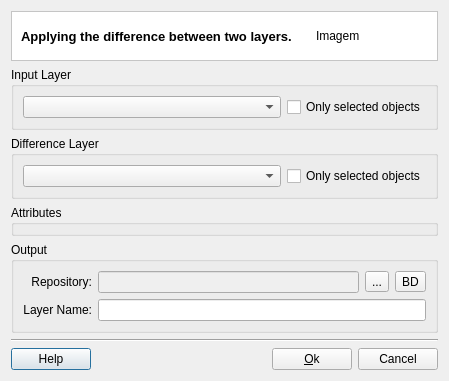
Above: src/terralib/vp/qt/ui/DifferenceDialogForm.ui from claudiobogossian/terralib5 before the change. Below: the same form after it.
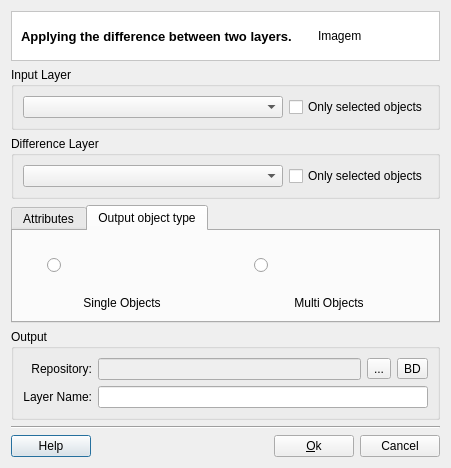
That is the form after the change. Custom widgets are drawn as their Qt base class.

Commit message: Difference Operation - Single Object/Multi Object

Diff of the .ui file:
```diff
--- a/src/terralib/vp/qt/ui/DifferenceDialogForm.ui
+++ b/src/terralib/vp/qt/ui/DifferenceDialogForm.ui
@@ -6,14 +6,16 @@
    <rect>
     <x>0</x>
     <y>0</y>
-    <width>449</width>
-    <height>360</height>
+    <width>451</width>
+    <height>458</height>
    </rect>
   </property>
   <property name="windowTitle">
    <string>Difference</string>
   </property>
-  <layout class="QGridLayout" name="gridLayout_13">
+  <layout class="QGridLayout" name="gridLayout_15">
+   <item row="0" column="0">
+    <layout class="QGridLayout" name="gridLayout_14">
    <item row="0" column="0">
     <widget class="QFrame" name="frame_2">
      <property name="styleSheet">
@@ -124,10 +126,156 @@
     </widget>
    </item>
    <item row="3" column="0">
-    <widget class="QGroupBox" name="m_attributesGroupBox">
-     <property name="title">
+      <widget class="QTabWidget" name="m_specificParamsTabWidget">
+       <property name="currentIndex">
+        <number>1</number>
+       </property>
+       <widget class="QWidget" name="tab">
+        <attribute name="title">
       <string>Attributes</string>
-     </property>
+        </attribute>
+       </widget>
+       <widget class="QWidget" name="tab_2">
+        <attribute name="title">
+         <string>Output object type</string>
+        </attribute>
+        <layout class="QGridLayout" name="gridLayout_13">
+         <item row="0" column="0">
+          <layout class="QGridLayout" name="gridLayout_6">
+           <item row="0" column="5">
+            <spacer name="horizontalSpacer_4">
+             <property name="orientation">
+              <enum>Qt::Horizontal</enum>
+             </property>
+             <property name="sizeHint" stdset="0">
+              <size>
+               <width>40</width>
+               <height>20</height>
+              </size>
+             </property>
+            </spacer>
+           </item>
+           <item row="0" column="0">
+            <spacer name="horizontalSpacer">
+             <property name="orientation">
+              <enum>Qt::Horizontal</enum>
+             </property>
+             <property name="sizeHint" stdset="0">
+              <size>
+               <width>40</width>
+               <height>20</height>
+              </size>
+             </property>
+            </spacer>
+           </item>
+           <item row="0" column="2">
+            <spacer name="horizontalSpacer_3">
+             <property name="orientation">
+              <enum>Qt::Horizontal</enum>
+             </property>
+             <property name="sizeHint" stdset="0">
+              <size>
+               <width>40</width>
+               <height>20</height>
+              </size>
+             </property>
+            </spacer>
+           </item>
+           <item row="0" column="1">
+            <widget class="QRadioButton" name="m_singleRadioButton">
+             <property name="minimumSize">
+              <size>
+               <width>150</width>
+               <height>50</height>
+              </size>
+             </property>
+             <property name="text">
+              <string/>
+             </property>
+            </widget>
+           </item>
+           <item row="1" column="4">
+            <widget class="QLabel" name="m_multiLabel">
+             <property name="text">
+              <string>Multi Objects</string>
+             </property>
+             <property name="alignment">
+              <set>Qt::AlignCenter</set>
+             </property>
+            </widget>
+           </item>
+           <item row="0" column="4">
+            <widget class="QRadioButton" name="m_multiRadioButton">
+             <property name="minimumSize">
+              <size>
+               <width>150</width>
+               <height>50</height>
+              </size>
+             </property>
+             <property name="text">
+              <string/>
+             </property>
+            </widget>
+           </item>
+           <item row="1" column="1">
+            <widget class="QLabel" name="m_singleLabel">
+             <property name="sizePolicy">
+              <sizepolicy hsizetype="Preferred" vsizetype="MinimumExpanding">
+               <horstretch>0</horstretch>
+               <verstretch>0</verstretch>
+              </sizepolicy>
+             </property>
+             <property name="text">
+              <string>Single Objects</string>
+             </property>
+             <property name="alignment">
+              <set>Qt::AlignCenter</set>
+             </property>
+            </widget>
+           </item>
+           <item row="2" column="1">
+            <spacer name="verticalSpacer">
+             <property name="orientation">
+              <enum>Qt::Vertical</enum>
+             </property>
+             <property name="sizeHint" stdset="0">
+              <size>
+               <width>20</width>
+               <height>40</height>
+              </size>
+             </property>
+            </spacer>
+           </item>
+           <item row="2" column="4">
+            <spacer name="verticalSpacer_2">
+             <property name="orientation">
+              <enum>Qt::Vertical</enum>
+             </property>
+             <property name="sizeHint" stdset="0">
+              <size>
+               <width>20</width>
+               <height>40</height>
+              </size>
+             </property>
+            </spacer>
+           </item>
+           <item row="0" column="3">
+            <spacer name="horizontalSpacer_5">
+             <property name="orientation">
+              <enum>Qt::Horizontal</enum>
+             </property>
+             <property name="sizeHint" stdset="0">
+              <size>
+               <width>40</width>
+               <height>20</height>
+              </size>
+             </property>
+            </spacer>
+           </item>
+          </layout>
+         </item>
+        </layout>
+       </widget>
     </widget>
    </item>
    <item row="4" column="0">
@@ -278,6 +426,9 @@
     </layout>
    </item>
   </layout>
+   </item>
+  </layout>
+  <zorder></zorder>
  </widget>
  <customwidgets>
   <customwidget>
```
Lines whose indentation alone changed are shown as unchanged. The commit also changes 3 other files.
